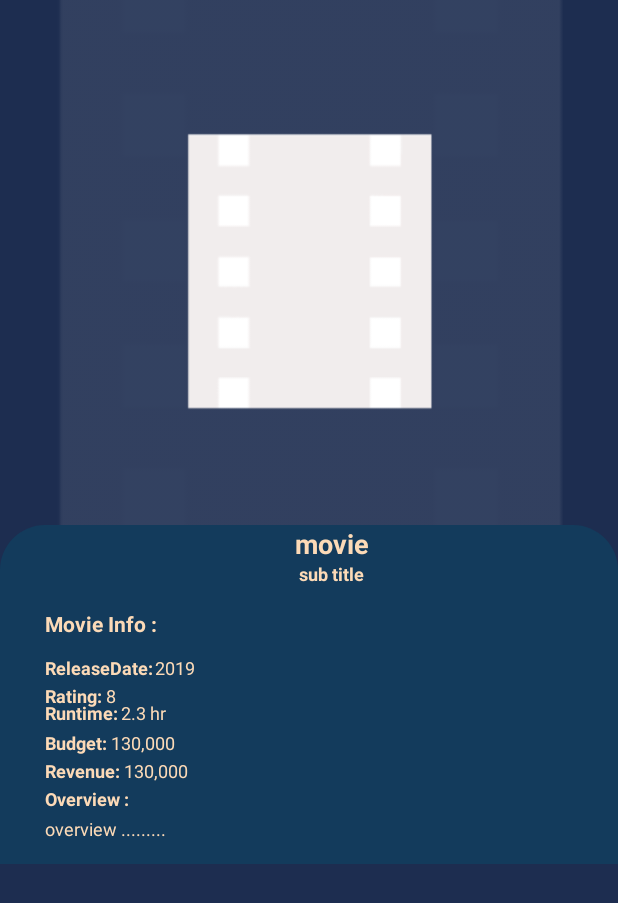
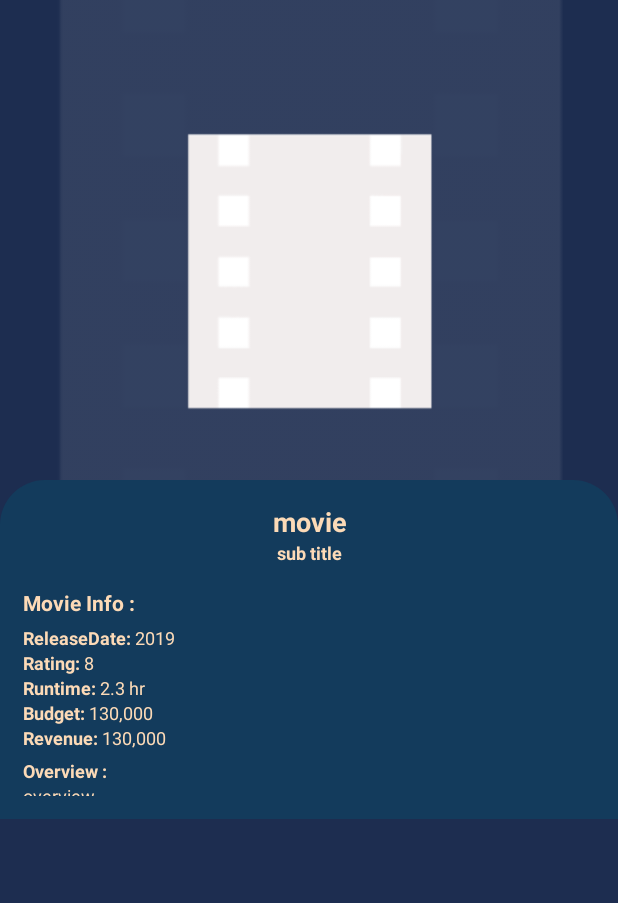
Before and after one commit to ezatpanah/Retrofit-Youtube, an Android app: the MovieDetailesActivity screen opened directly, with no data from a screen before it, on a phone screen of 412 x 824 dp. Shown: the top 903 px of the screen. Run offline under Robolectric (Android 15) with nearby library versions, the phone set to English and light mode, and no system bars; network calls fail; pictures from the network do not load.

Commit message:
Update MovieDetailesActivity xml

```diff
--- a/app/src/main/res/layout/activity_movie_detailes.xml
+++ b/app/src/main/res/layout/activity_movie_detailes.xml
@@ -7,17 +7,6 @@
     android:background="@color/Space_Cadet"
     tools:context=".ui.MovieDetailesActivity">
 
-
-    <ProgressBar
-        android:id="@+id/prgBarMovies"
-        android:layout_width="wrap_content"
-        android:layout_height="wrap_content"
-        android:layout_gravity="center"
-        android:visibility="visible"
-        app:layout_constraintBottom_toBottomOf="parent"
-        app:layout_constraintStart_toStartOf="parent"
-        app:layout_constraintEnd_toEndOf="parent"
-        app:layout_constraintTop_toTopOf="parent" />
 
     <ScrollView
         android:id="@+id/scrollView2"
@@ -68,12 +57,12 @@
             </androidx.constraintlayout.widget.ConstraintLayout>
 
             <androidx.constraintlayout.widget.ConstraintLayout
-                android:id="@+id/linearLayout"
+                android:id="@+id/constraintLayout"
                 android:layout_width="match_parent"
                 android:layout_height="226dp"
                 android:layout_marginTop="-30dp"
                 android:background="@drawable/bg_details"
-                app:layout_constraintBottom_toBottomOf="parent"
+                android:padding="15dp"
                 app:layout_constraintEnd_toEndOf="parent"
                 app:layout_constraintStart_toStartOf="parent"
                 app:layout_constraintTop_toBottomOf="@+id/imgLayout">
@@ -88,9 +77,9 @@
                     android:textColor="@color/Sandy_Tan"
                     android:textSize="18sp"
                     android:textStyle="bold"
-                    app:layout_constraintBottom_toBottomOf="parent"
-                    app:layout_constraintEnd_toEndOf="@+id/tvMovieTagLine"
-                    app:layout_constraintStart_toStartOf="@+id/tvMovieTagLine" />
+                    app:layout_constraintEnd_toEndOf="parent"
+                    app:layout_constraintStart_toStartOf="parent"
+                    app:layout_constraintTop_toTopOf="parent" />
 
                 <TextView
                     android:id="@+id/tvMovieTagLine"
@@ -102,15 +91,13 @@
                     android:textSize="12sp"
                     android:textStyle="bold"
                     app:layout_constraintEnd_toEndOf="parent"
-                    app:layout_constraintStart_toStartOf="@+id/textView"
+                    app:layout_constraintStart_toStartOf="parent"
                     app:layout_constraintTop_toBottomOf="@+id/tvMovieTitle" />
 
                 <TextView
-                    android:id="@+id/textView"
+                    android:id="@+id/tvMovieInfo"
                     android:layout_width="wrap_content"
                     android:layout_height="wrap_content"
-                    android:layout_marginStart="30dp"
-                    android:layout_marginLeft="30dp"
                     android:layout_marginTop="15dp"
                     android:text="Movie Info :"
                     android:textColor="@color/Sandy_Tan"
@@ -119,41 +106,38 @@
                     app:layout_constraintStart_toStartOf="parent"
                     app:layout_constraintTop_toBottomOf="@+id/tvMovieTagLine" />
 
-
                 <TextView
-                    android:id="@+id/textView2"
+                    android:id="@+id/tvMovieDateReleaseTitle"
                     android:layout_width="wrap_content"
                     android:layout_height="wrap_content"
+                    android:layout_marginTop="5dp"
                     android:text="ReleaseDate: "
                     android:textColor="@color/Sandy_Tan"
                     android:textSize="12sp"
                     android:textStyle="bold"
-                    app:layout_constraintBaseline_toBaselineOf="@+id/tvMovieDateRelease"
-                    app:layout_constraintStart_toStartOf="@+id/textView" />
+                    app:layout_constraintStart_toStartOf="parent"
+                    app:layout_constraintTop_toBottomOf="@+id/tvMovieInfo" />
 
                 <TextView
                     android:id="@+id/tvMovieDateRelease"
                     android:layout_width="wrap_content"
                     android:layout_height="wrap_content"
-                    android:layout_marginTop="11dp"
                     android:text="2019"
                     android:textColor="@color/Sandy_Tan"
                     android:textSize="12sp"
-                    app:layout_constraintEnd_toEndOf="@+id/tvMovieBudget"
-                    app:layout_constraintStart_toEndOf="@+id/tvMovieBudget"
-                    app:layout_constraintTop_toBottomOf="@+id/textView" />
-
+                    app:layout_constraintBaseline_toBaselineOf="@+id/tvMovieDateReleaseTitle"
+                    app:layout_constraintStart_toEndOf="@+id/tvMovieDateReleaseTitle" />
 
                 <TextView
-                    android:id="@+id/textView3"
+                    android:id="@+id/tvMovieRatingTitle"
                     android:layout_width="wrap_content"
                     android:layout_height="wrap_content"
                     android:text="Rating: "
                     android:textColor="@color/Sandy_Tan"
                     android:textSize="12sp"
                     android:textStyle="bold"
-                    app:layout_constraintBaseline_toBaselineOf="@+id/tvMovieRating"
-                    app:layout_constraintStart_toStartOf="@+id/textView2" />
+                    app:layout_constraintStart_toStartOf="parent"
+                    app:layout_constraintTop_toBottomOf="@id/tvMovieDateReleaseTitle" />
 
                 <TextView
                     android:id="@+id/tvMovieRating"
@@ -163,46 +147,40 @@
                     android:text="8"
                     android:textColor="@color/Sandy_Tan"
                     android:textSize="12sp"
-                    app:layout_constraintEnd_toEndOf="@+id/textView5"
-                    app:layout_constraintStart_toEndOf="@+id/textView5"
-                    app:layout_constraintTop_toBottomOf="@+id/textView2" />
-
+                    app:layout_constraintBaseline_toBaselineOf="@+id/tvMovieRatingTitle"
+                    app:layout_constraintStart_toEndOf="@+id/tvMovieRatingTitle" />
 
                 <TextView
-                    android:id="@+id/textView4"
+                    android:id="@+id/tvMovieRuntimeTitle"
                     android:layout_width="wrap_content"
                     android:layout_height="wrap_content"
                     android:text="Runtime: "
                     android:textColor="@color/Sandy_Tan"
                     android:textSize="12sp"
                     android:textStyle="bold"
-                    app:layout_constraintBaseline_toBaselineOf="@+id/tvMovieRuntime"
-                    app:layout_constraintStart_toStartOf="@+id/textView3" />
+                    app:layout_constraintStart_toStartOf="parent"
+                    app:layout_constraintTop_toBottomOf="@id/tvMovieRatingTitle" />
 
                 <TextView
                     android:id="@+id/tvMovieRuntime"
                     android:layout_width="wrap_content"
                     android:layout_height="wrap_content"
-                    android:layout_marginStart="3dp"
-                    android:layout_marginLeft="3dp"
-                    android:layout_marginBottom="3dp"
                     android:text="2.3 hr"
                     android:textColor="@color/Sandy_Tan"
                     android:textSize="12sp"
-                    app:layout_constraintBottom_toTopOf="@+id/tvMovieBudget"
-                    app:layout_constraintStart_toEndOf="@+id/tvMovieRating" />
-
+                    app:layout_constraintBaseline_toBaselineOf="@+id/tvMovieRuntimeTitle"
+                    app:layout_constraintStart_toEndOf="@+id/tvMovieRuntimeTitle" />
 
                 <TextView
-                    android:id="@+id/textView5"
+                    android:id="@+id/tvMovieBudgetTitle"
                     android:layout_width="wrap_content"
                     android:layout_height="wrap_content"
                     android:text="Budget: "
                     android:textColor="@color/Sandy_Tan"
                     android:textSize="12sp"
                     android:textStyle="bold"
-                    app:layout_constraintBaseline_toBaselineOf="@+id/tvMovieBudget"
-                    app:layout_constraintStart_toStartOf="@+id/textView4" />
+                    app:layout_constraintStart_toStartOf="parent"
+                    app:layout_constraintTop_toBottomOf="@id/tvMovieRuntimeTitle" />
 
                 <TextView
                     android:id="@+id/tvMovieBudget"
@@ -212,20 +190,19 @@
                     android:text="130,000"
                     android:textColor="@color/Sandy_Tan"
                     android:textSize="12sp"
-                    app:layout_constraintBottom_toTopOf="@+id/textView6"
-                    app:layout_constraintStart_toEndOf="@+id/textView5" />
-
+                    app:layout_constraintBaseline_toBaselineOf="@+id/tvMovieBudgetTitle"
+                    app:layout_constraintStart_toEndOf="@+id/tvMovieBudgetTitle" />
 
                 <TextView
-                    android:id="@+id/textView6"
+                    android:id="@+id/tvMovieRevenueTitle"
                     android:layout_width="wrap_content"
                     android:layout_height="wrap_content"
                     android:text="Revenue: "
                     android:textColor="@color/Sandy_Tan"
                     android:textSize="12sp"
                     android:textStyle="bold"
-                    app:layout_constraintBaseline_toBaselineOf="@+id/tvMovieRevenue"
-                    app:layout_constraintStart_toStartOf="@+id/textView5" />
+                    app:layout_constraintStart_toStartOf="parent"
+                    app:layout_constraintTop_toBottomOf="@id/tvMovieBudgetTitle" />
 
                 <TextView
                     android:id="@+id/tvMovieRevenue"
@@ -235,21 +212,20 @@
                     android:text="130,000"
                     android:textColor="@color/Sandy_Tan"
                     android:textSize="12sp"
-                    app:layout_constraintBottom_toTopOf="@+id/textView7"
-                    app:layout_constraintStart_toEndOf="@+id/textView6" />
-
+                    app:layout_constraintBaseline_toBaselineOf="@+id/tvMovieRevenueTitle"
+                    app:layout_constraintStart_toEndOf="@+id/tvMovieRevenueTitle" />
 
                 <TextView
-                    android:id="@+id/textView7"
+                    android:id="@+id/tvMovieOverviewTitle"
                     android:layout_width="wrap_content"
                     android:layout_height="wrap_content"
-                    android:layout_marginBottom="3dp"
+                    android:layout_marginTop="5dp"
                     android:text="Overview :"
                     android:textColor="@color/Sandy_Tan"
                     android:textSize="12sp"
                     android:textStyle="bold"
-                    app:layout_constraintBottom_toTopOf="@+id/tvMovieOverview"
-                    app:layout_constraintStart_toStartOf="@+id/textView6" />
+                    app:layout_constraintStart_toStartOf="parent"
+                    app:layout_constraintTop_toBottomOf="@id/tvMovieRevenueTitle" />
 
                 <TextView
                     android:id="@+id/tvMovieOverview"
@@ -259,12 +235,22 @@
                     android:text="overview ........."
                     android:textColor="@color/Sandy_Tan"
                     android:textSize="12sp"
-                    app:layout_constraintBottom_toBottomOf="parent"
-                    app:layout_constraintStart_toStartOf="@+id/textView7" />
+                    app:layout_constraintStart_toStartOf="parent"
+                    app:layout_constraintTop_toBottomOf="@id/tvMovieOverviewTitle" />
 
             </androidx.constraintlayout.widget.ConstraintLayout>
 
         </androidx.constraintlayout.widget.ConstraintLayout>
     </ScrollView>
 
+    <ProgressBar
+        android:id="@+id/prgBarMovies"
+        android:layout_width="wrap_content"
+        android:layout_height="wrap_content"
+        android:layout_gravity="center"
+        android:visibility="visible"
+        app:layout_constraintBottom_toBottomOf="parent"
+        app:layout_constraintEnd_toEndOf="parent"
+        app:layout_constraintStart_toStartOf="parent"
+        app:layout_constraintTop_toTopOf="parent" />
 </androidx.constraintlayout.widget.ConstraintLayout>
```
